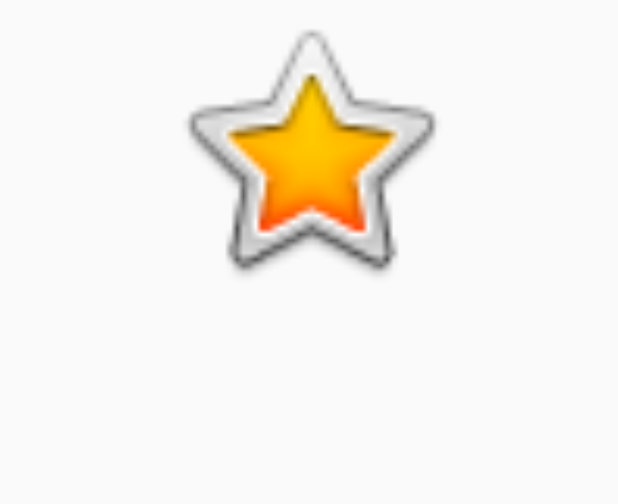
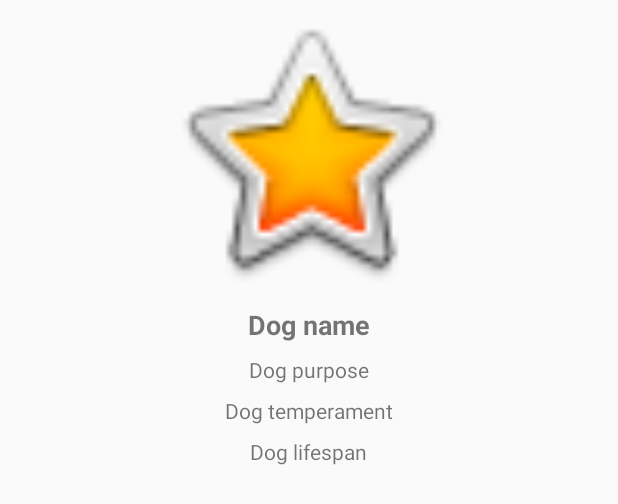
Before and after one commit to petprog/Dog-App, an Android app: the layout fragment_detail.xml on its own in the app's theme, with its tools: preview values and no code run, on a phone screen of 412 x 824 dp. Shown: the top 504 px of the screen. Run offline under Robolectric (Android 15) with nearby library versions, the phone set to English and light mode, and no system bars.

Commit message:
complete the fragment_detail.xml layout

```diff
--- a/app/src/main/res/layout/fragment_detail.xml
+++ b/app/src/main/res/layout/fragment_detail.xml
@@ -16,5 +16,46 @@
             android:minHeight="200dp"
             android:scaleType="fitCenter"
             app:srcCompat="@android:drawable/btn_star_big_on" />
+
+        <TextView
+            android:id="@+id/detail_dogName"
+            style="@style/Title"
+            android:layout_width="wrap_content"
+            android:layout_height="wrap_content"
+            android:layout_below="@id/detail_dogImage"
+            android:layout_centerHorizontal="true"
+            android:layout_margin="4dp"
+            tools:text="Dog name" />
+
+        <TextView
+            android:id="@+id/detail_dogPurpose"
+            style="@style/Text"
+            android:layout_width="wrap_content"
+            android:layout_height="wrap_content"
+            android:layout_below="@id/detail_dogName"
+            android:layout_centerHorizontal="true"
+            android:layout_margin="4dp"
+            tools:text="Dog purpose" />
+
+        <TextView
+            android:id="@+id/detail_dogTemperament"
+            style="@style/Text"
+            android:layout_width="wrap_content"
+            android:layout_height="wrap_content"
+            android:layout_below="@id/detail_dogPurpose"
+            android:layout_centerHorizontal="true"
+            android:layout_margin="4dp"
+            tools:text="Dog temperament" />
+
+        <TextView
+            android:id="@+id/detail_dogLifespan"
+            style="@style/Text"
+            android:layout_width="wrap_content"
+            android:layout_height="wrap_content"
+            android:layout_below="@id/detail_dogTemperament"
+            android:layout_centerHorizontal="true"
+            android:layout_margin="4dp"
+            tools:text="Dog lifespan" />
+
     </RelativeLayout>
 </layout>
```
